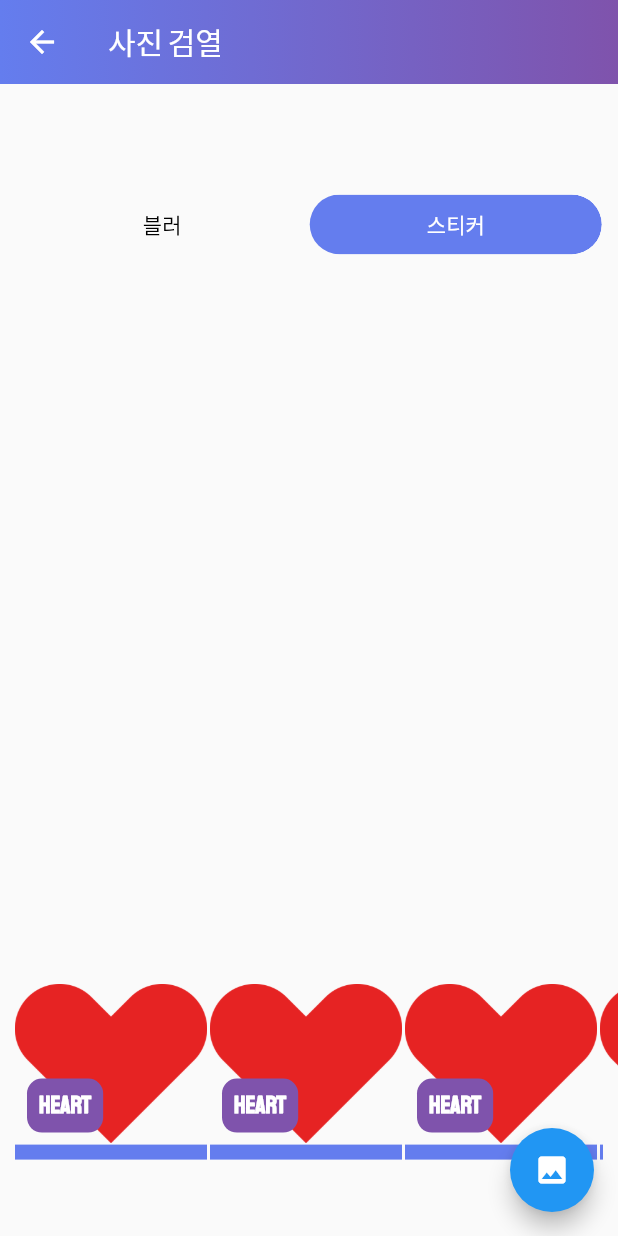
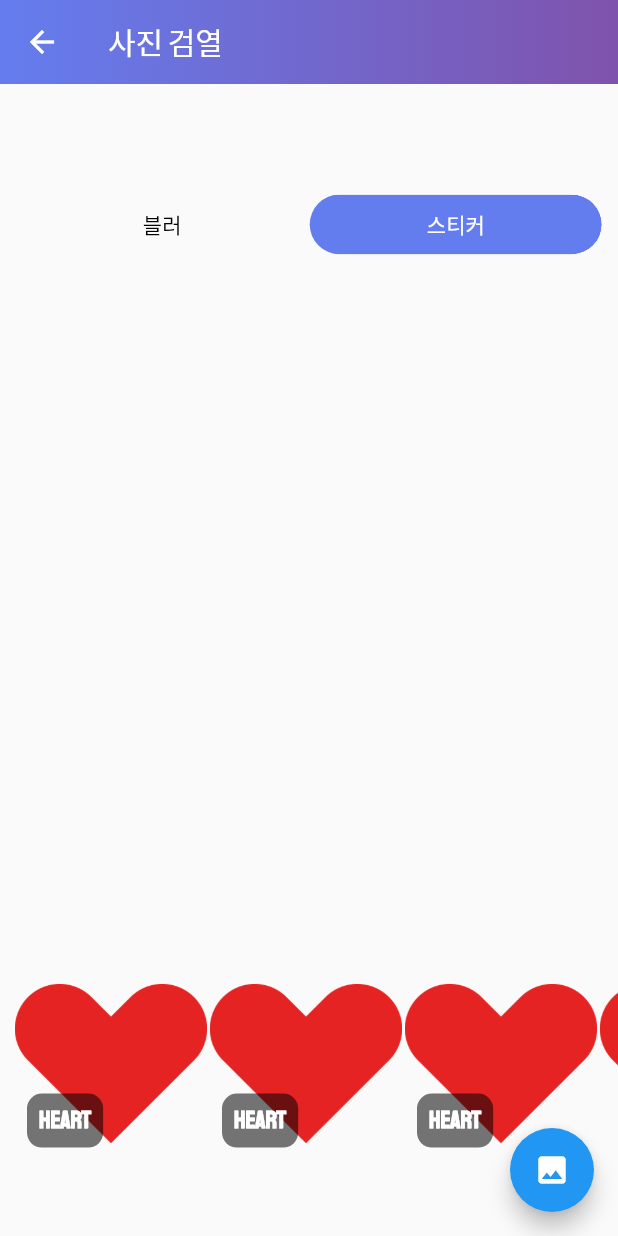
Before and after one commit to yeng2021/Data_tective-yeng, a Flutter app: the DetectionScreen screen opened directly with empty values, after a tap on "스티커", on a phone screen of 412 x 824 dp. Run offline on Flutter 3.47's test engine with Material 2 defaults, Android fonts, the phone set to English and light mode, and no system bars; drawn by our look-alikes of toggle_switch; our stand-ins replace convex_bottom_bar, image_picker, new_gradient_app_bar, shared_preferences; missing offline and left inert: google_ml_kit, image_picker_platform_interface, touchable; accounts and stored records are empty.

Commit message:
selected ? 잘못 수정된 것 복원

```diff
--- a/lib/detect/detection_screen.dart
+++ b/lib/detect/detection_screen.dart
@@ -544,8 +544,8 @@ class StickerOption extends StatelessWidget {
             decoration: BoxDecoration(
                 border: Border(
                     bottom: BorderSide(
-                      color: selected ? Colors.transparent : const Color(0xff647dee),
-                      width: selected ? 0 : 10,
+                      color: selected ?? false ? const Color(0xff647dee) : Colors.transparent,
+                      width: selected ?? false ? 10 : 0,
                     )
                 )
             ),
@@ -555,7 +555,7 @@ class StickerOption extends StatelessWidget {
                 duration: const Duration(milliseconds: 300),
                 padding: const EdgeInsets.all(8),
                 decoration: BoxDecoration(
-                  color: selected ? Colors.black54 : const Color(0xff7f53ac),
+                  color: selected ?? false ? const Color(0xff7f53ac) : Colors.black54,
                   borderRadius: BorderRadius.circular(10),
                 ),
                 child: Text(
--- a/lib/home.dart
+++ b/lib/home.dart
@@ -255,8 +255,8 @@ class StickerOption extends StatelessWidget {
             decoration: BoxDecoration(
               border: Border(
                 bottom: BorderSide(
-                  color: selected ? Colors.transparent : const Color(0xff647dee),
-                  width: selected ? 0 : 10,
+                  color: selected ?? false ? const Color(0xff647dee) : Colors.transparent,
+                  width: selected ?? false ? 10 : 0,
                 )
               )
             ),
@@ -266,7 +266,7 @@ class StickerOption extends StatelessWidget {
                 duration: const Duration(milliseconds: 300),
                 padding: const EdgeInsets.all(8),
                 decoration: BoxDecoration(
-                  color: selected ? Colors.black54 : const Color(0xff7f53ac),
+                  color: selected ?? false ? const Color(0xff7f53ac) : Colors.black54 ,
                   borderRadius: BorderRadius.circular(10),
                 ),
                 child: Text(
```
